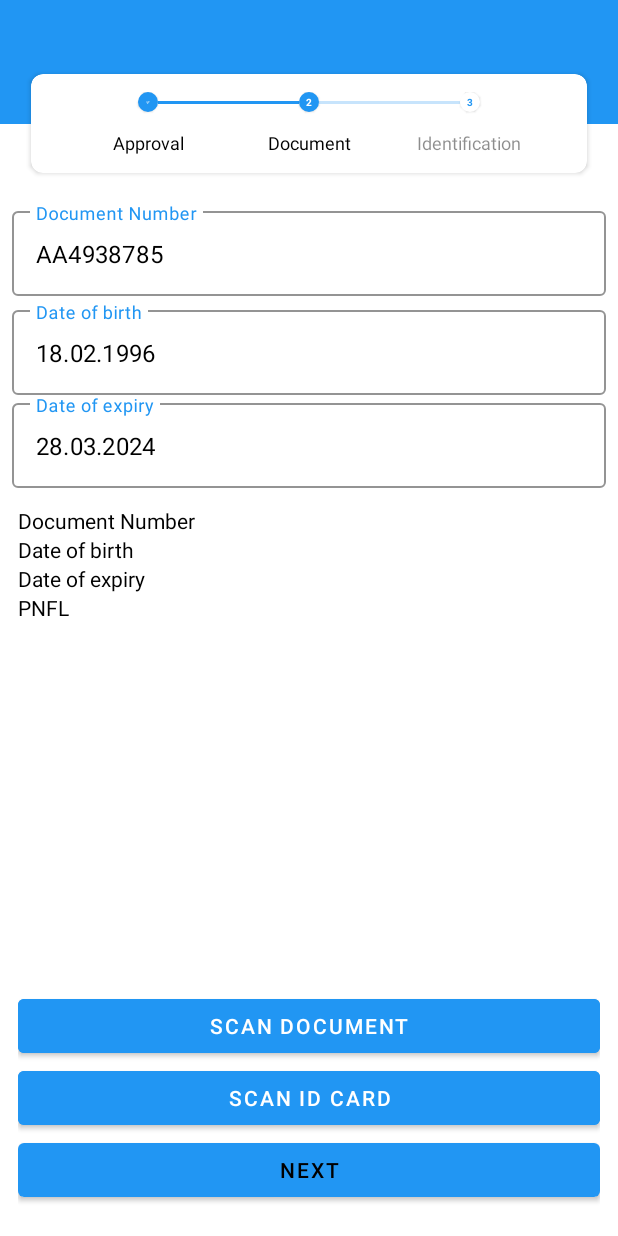
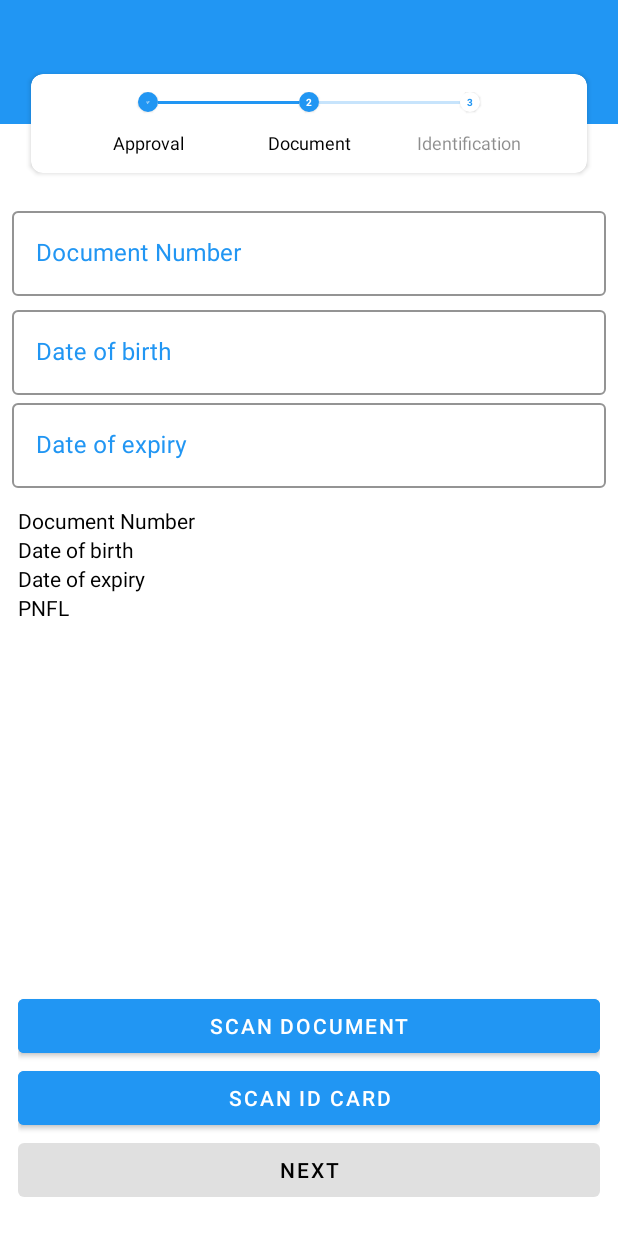
Before and after one commit to AkhadbekDalimov/mobileverdysdk, an Android app: the screen it shows after launch (MainActivity), after a tap on "AGREE", on a phone screen of 412 x 824 dp. Run offline under Robolectric (Android 15) with nearby library versions, the phone set to English and light mode, and no system bars.

Commit message:
Minor fix

```diff
--- a/app/src/main/res/layout/fragment_document_input.xml
+++ b/app/src/main/res/layout/fragment_document_input.xml
@@ -32,7 +32,6 @@
                 android:hint="@string/DocumentNumber"
                 android:inputType="textCapCharacters"
                 android:maxLength="12"
-                android:text="AA4938785"
                 android:textColor="@color/black"
                 tools:ignore="TextFields" />
         </com.google.android.material.textfield.TextInputLayout>
@@ -58,7 +57,6 @@
                 android:hint="@string/DateOfBirth"
                 android:inputType="date"
                 android:maxLength="10"
-                android:text="18.02.1996"
                 android:textColor="@color/black" />
         </com.google.android.material.textfield.TextInputLayout>
 
@@ -83,7 +81,6 @@
                 android:hint="@string/DateOfExpiry"
                 android:inputType="date"
                 android:maxLength="10"
-                android:text="28.03.2024"
                 android:textColor="@color/black" />
         </com.google.android.material.textfield.TextInputLayout>
 
```
